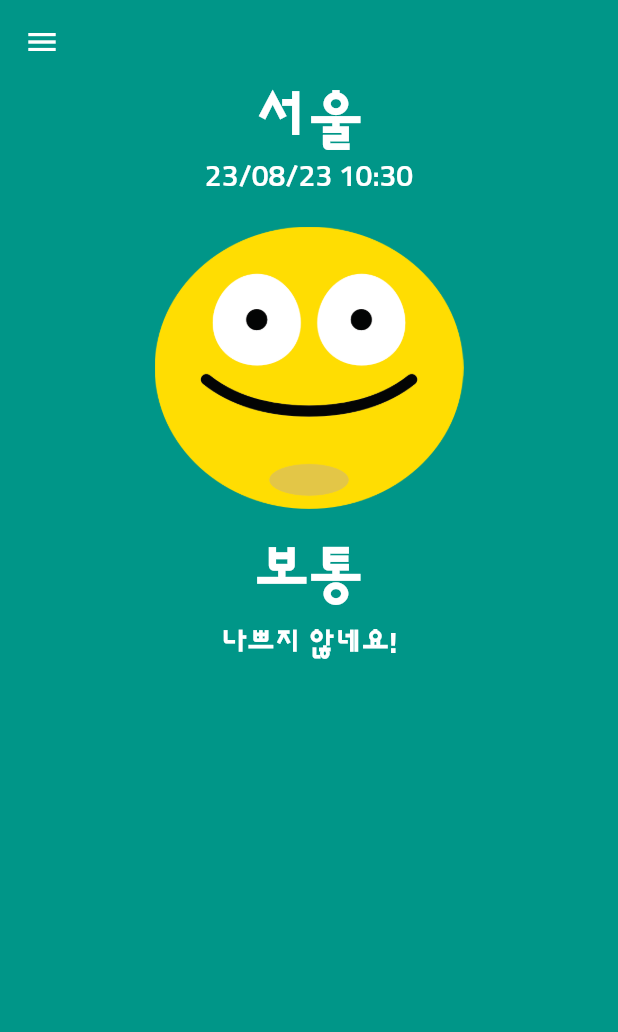
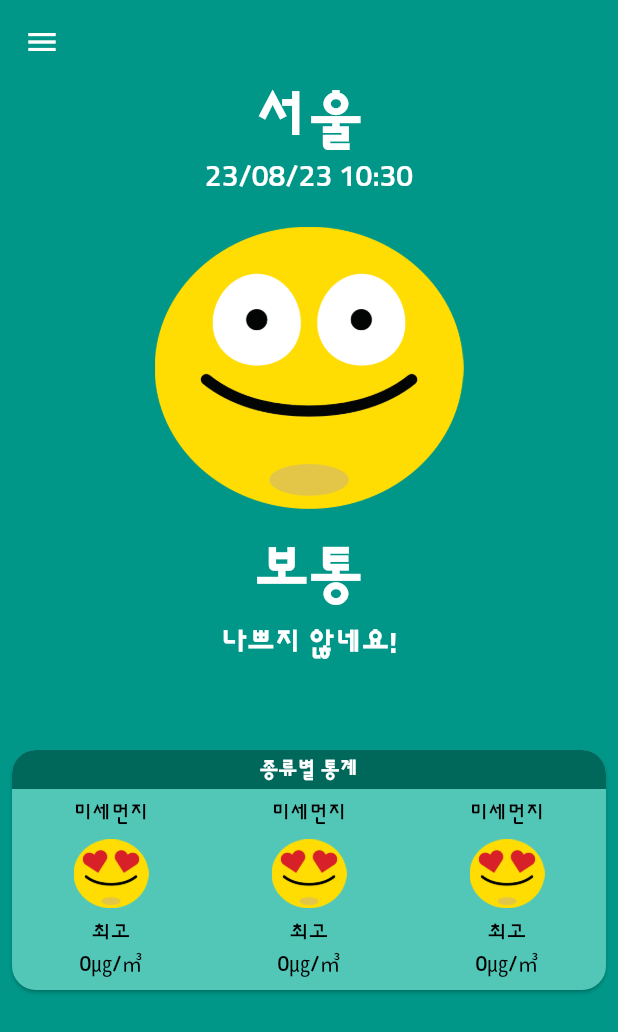
Before and after one commit to baka9131/project-dusty-dust, a Flutter app: the screen it shows after launch, on a phone screen of 412 x 824 dp. Shown: the top 1032 px of the screen. Run offline on Flutter 3.47's test engine with Material 2 defaults, Android fonts, the phone set to English and light mode, and no system bars.

Commit message:
feat:category_card

```diff
--- /dev/null
+++ b/lib/component/category_card.dart
@@ -0,0 +1,71 @@
+import 'package:flutter/material.dart';
+import 'package:flutter/rendering.dart';
+
+import '../const/colors.dart';
+import 'name_stat.dart';
+
+class CategoryCard extends StatelessWidget {
+  const CategoryCard({super.key});
+
+  @override
+  Widget build(BuildContext context) {
+    return SizedBox(
+      height: 160,
+      child: Card(
+        margin: EdgeInsets.symmetric(horizontal: 8.0),
+        shape: RoundedRectangleBorder(
+          borderRadius: BorderRadius.all(
+            Radius.circular(16.0),
+          ),
+        ),
+        color: lightColor,
+        child: LayoutBuilder(
+          builder: (context, Constraints) {
+            return Column(
+              crossAxisAlignment: CrossAxisAlignment.stretch,
+              children: [
+                Container(
+                  decoration: BoxDecoration(
+                    color: darkColor,
+                    borderRadius: BorderRadius.only(
+                      topLeft: Radius.circular(16.0),
+                      topRight: Radius.circular(16.0),
+                    ),
+                  ),
+                  child: Padding(
+                    padding: const EdgeInsets.all(4.0),
+                    child: Text(
+                      '종류별 통계',
+                      style: TextStyle(
+                        color: Colors.white,
+                        fontWeight: FontWeight.w700,
+                      ),
+                      textAlign: TextAlign.center,
+                    ),
+                  ),
+                ),
+                Expanded(
+                  // 스크롤 가능한 위젯은 Column안에서 사용할때는 반드시 Expaned를 해줘야함 -> 안하면 오류 발생
+                  child: ListView(
+                    scrollDirection: Axis.horizontal, // 스크롤 가로 모드
+                    physics: PageScrollPhysics(), // 스크롤을 할때 페이지 단위로 넘어가는 액션
+                    children: List.generate(
+                      20,
+                      (index) => MainStat(
+                        width: Constraints.maxWidth / 3,
+                        category: '미세먼지',
+                        imgPath: 'asset/img/best.png',
+                        level: '최고',
+                        stat: '0㎍/㎥',
+                      ),
+                    ),
+                  ),
+                )
+              ],
+            );
+          }
+        ),
+      ),
+    );
+  }
+}
--- /dev/null
+++ b/lib/component/name_stat.dart
@@ -0,0 +1,57 @@
+import 'package:flutter/material.dart';
+
+class MainStat extends StatelessWidget {
+  // 미세먼지 / 초미세먼지 등
+  final String category;
+  // 아이콘 위치(경로)
+  final String imgPath;
+  // 오염 정도
+  final String level;
+  // 오염 수치
+  final String stat;
+  // 너비
+  final double width;
+
+  const MainStat({
+    super.key,
+    required this.category,
+    required this.imgPath,
+    required this.level,
+    required this.stat,
+    required this.width,
+  });
+
+  @override
+  Widget build(BuildContext context) {
+    final ts = TextStyle(
+      color: Colors.black,
+    );
+
+    return SizedBox(
+      width: width,
+      child: Column(
+        mainAxisAlignment: MainAxisAlignment.center,
+        children: [
+          Text(
+            category,
+            style: ts,
+          ),
+          const SizedBox(height: 8.0),
+          Image.asset(
+            imgPath,
+            width: 50.0,
+          ),
+          const SizedBox(height: 8.0),
+          Text(
+            level,
+            style: ts,
+          ),
+          Text(
+            stat,
+            style: ts,
+          ),
+        ],
+      ),
+    );
+  }
+}
--- a/lib/screen/home_screen.dart
+++ b/lib/screen/home_screen.dart
@@ -1,3 +1,4 @@
+import 'package:dusty_dust/component/category_card.dart';
 import 'package:dusty_dust/component/main_app_bar.dart';
 import 'package:dusty_dust/component/main_drawer.dart';
 import 'package:dusty_dust/const/colors.dart';
@@ -14,6 +15,15 @@ class HomeScreen extends StatelessWidget {
       body: CustomScrollView(
         slivers: [
           MainAppBar(),
+          SliverToBoxAdapter(
+            // Sliver에 일반 위젯을 넣게 해줌
+            child: Column(
+              crossAxisAlignment: CrossAxisAlignment.stretch,
+              children: [
+                CategoryCard(),
+              ],
+            ),
+          ),
         ],
       ),
     );
```
